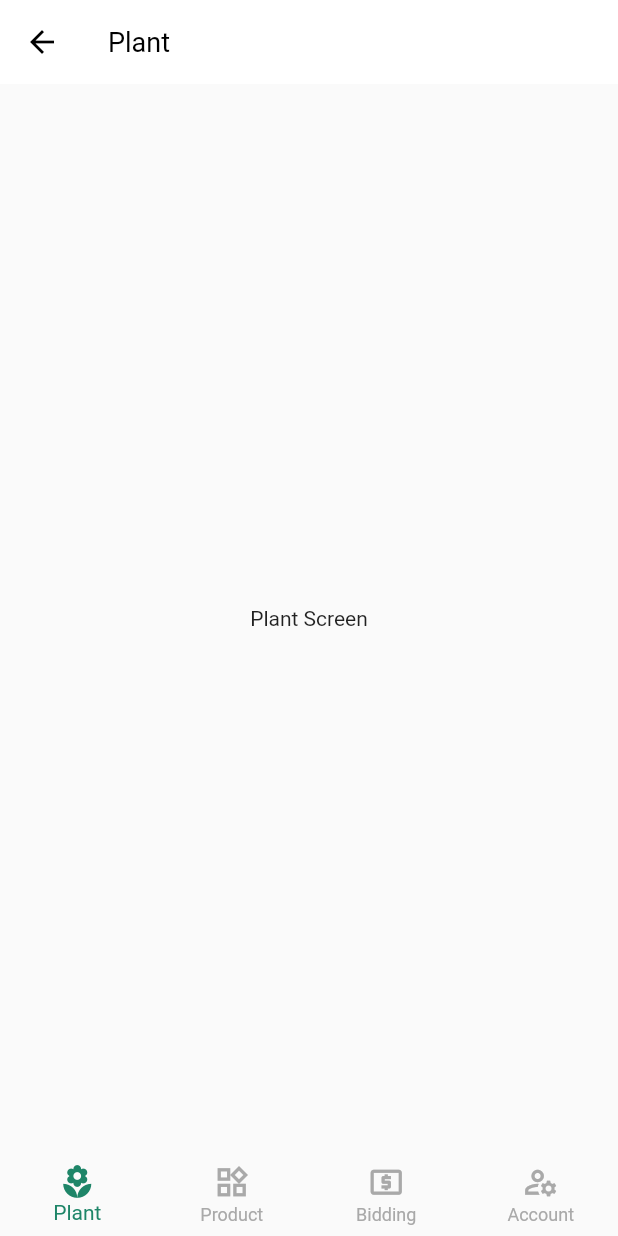
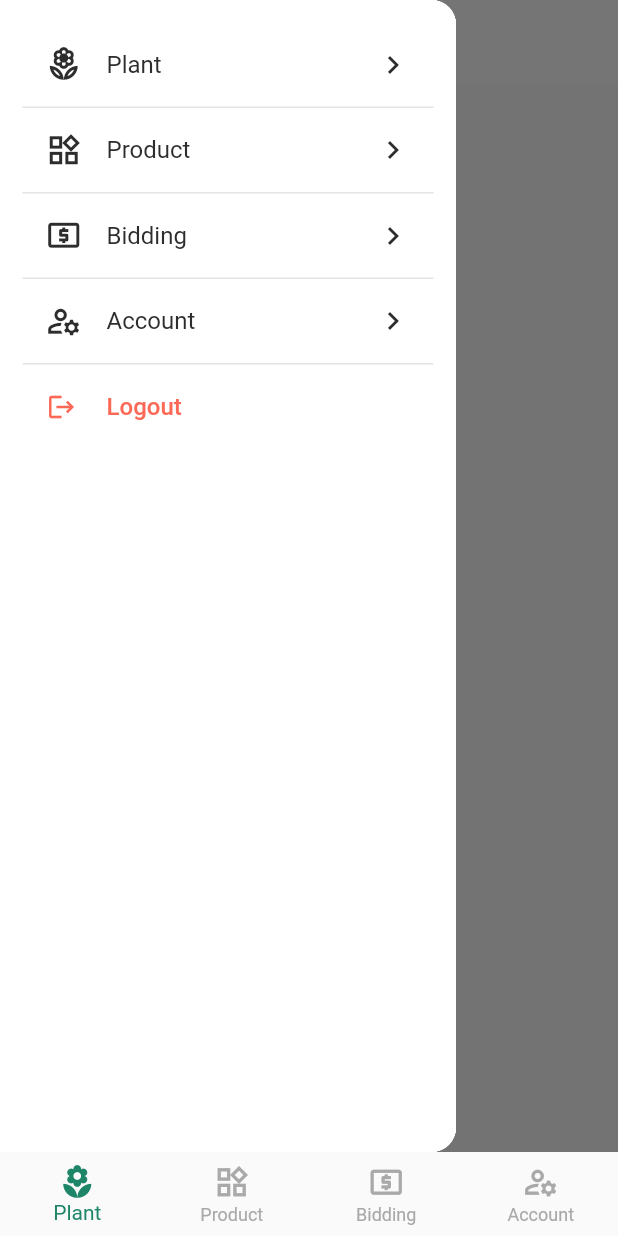
Before and after one commit to SimJiaYang/ng_app, a Flutter app: the DashboardScreen screen opened by its route, with the side drawer open (before the commit the screen has no drawer), on a phone screen of 412 x 824 dp. Run offline on Flutter 3.47's test engine with Material 2 defaults, Android fonts, the phone set to English and light mode, and no system bars; our stand-ins replace connectivity_plus, dio, fluro, flutter_dotenv, get_it, shared_preferences; accounts and stored records are empty.

Commit message:
Add drawer widget

```diff
--- a/lib/helper/route_helper.dart
+++ b/lib/helper/route_helper.dart
@@ -26,16 +26,23 @@ class RouterHelper {
           RegisterScreen());
 
   static Handler _dashboardHandler = Handler(
-      handlerFunc: (context, Map<String, dynamic> params) => DashboardScreen(
-          pageIndex: params[0] == 'Plant'
-              ? 0
-              : params[1] == 'Product'
-                  ? 1
-                  : params[2] == 'Bidding'
-                      ? 2
-                      : params[3] == 'Account'
-                          ? 3
-                          : 0));
+      handlerFunc: (context, Map<String, dynamic> params) =>
+          DashboardScreen(pageIndex: 0));
+
+  // Selected  Certain Dashboard Screen
+  static Handler _dashScreenBoardHandler =
+      Handler(handlerFunc: (context, Map<String, dynamic> params) {
+    return DashboardScreen(
+        pageIndex: params['page'][0] == 'Plant'
+            ? 0
+            : params['page'][0] == 'Product'
+                ? 1
+                : params['page'][0] == 'Bidding'
+                    ? 2
+                    : params['page'][0] == 'Account'
+                        ? 3
+                        : 0);
+  });
 
   static Handler _homeHandler = Handler(
     handlerFunc: (context, Map<String, dynamic> parameters) => HomeScreen(),
@@ -79,9 +86,9 @@ class RouterHelper {
         handler: _biddingHandler, transitionType: TransitionType.fadeIn);
     router.define(Routes.ACCOUNT_SCREEN,
         handler: _accountHandler, transitionType: TransitionType.fadeIn);
-    //   router.define(Routes.DASHBOARD_SCREEN,
-    //       handler: _dashScreenBoardHandler,
-    //       transitionType: TransitionType.fadeIn);
-    // }
+    // Selected Dashboard Screen
+    router.define(Routes.DASHBOARD_SCREEN,
+        handler: _dashScreenBoardHandler,
+        transitionType: TransitionType.fadeIn);
   }
 }
--- a/lib/util/color_resources.dart
+++ b/lib/util/color_resources.dart
@@ -29,4 +29,7 @@ class ColorResources {
   static const Color CARD_SHADOW_COLOR = Color(0xFFA7A7A7);
   static const Color COLOR_DANGER = Color(0xFFF29491);
   static const Color COLOR_SUCCESS = Color(0xFF2CC6A4);
+
+  // DEFINE COLOR
+  static const Color COLOR_PRIMARY = Color.fromARGB(255, 30, 133, 104);
 }
--- a/lib/util/routes.dart
+++ b/lib/util/routes.dart
@@ -9,8 +9,8 @@ class Routes {
 
   // Dashboard
   static const String DASHBOARD = '/';
-  // static const String DASHBOARD_SCREEN = '/main';
   static const String HOME_SCREEN = '/home';
+  static const String DASHBOARD_SCREEN = '/dashboard';
 
   // Plant
   static const String PLANT_SCREEN = '/plant';
@@ -36,6 +36,8 @@ class Routes {
   // Dashboard
   static String getHomeRoute() => HOME_SCREEN;
   static String getMainRoute() => DASHBOARD;
+  static String getDashboardRoute(String page) =>
+      '$DASHBOARD_SCREEN?page=$page';
 
   // Plant
   static String getPlantRoute() => PLANT_SCREEN;
--- /dev/null
+++ b/lib/view/base/drawer_widget.dart
@@ -0,0 +1,230 @@
+import 'package:flutter/material.dart';
+import 'package:nurserygardenapp/util/color_resources.dart';
+import 'package:nurserygardenapp/util/dimensions.dart';
+import 'package:nurserygardenapp/util/routes.dart';
+
+class DrawerWidget extends StatefulWidget {
+  const DrawerWidget({
+    Key? key,
+    required this.size,
+  }) : super(key: key);
+
+  final Size size;
+
+  @override
+  State<DrawerWidget> createState() => _DrawerWidgetState();
+}
+
+class _DrawerWidgetState extends State<DrawerWidget> {
+  void _handleRoute(String routeName) {
+    if (ModalRoute.of(context)?.settings.name == routeName) {
+      Navigator.pop(context);
+    } else {
+      Navigator.pushNamedAndRemoveUntil(
+        context,
+        routeName,
+        (route) => false,
+      );
+    }
+  }
+
+  @override
+  Widget build(BuildContext context) {
+    return Drawer(
+      child: SafeArea(
+        child: Container(
+          height: widget.size.height,
+          color: Colors.white,
+          padding: EdgeInsets.only(
+            left: 15,
+            right: 15,
+            top: 15,
+          ),
+          child: Column(
+            crossAxisAlignment: CrossAxisAlignment.start,
+            children: [
+              GestureDetector(
+                onTap: () {
+                  _handleRoute(Routes.getDashboardRoute("Plant"));
+                },
+                child: Container(
+                  decoration: BoxDecoration(
+                    border: Border(
+                      bottom: BorderSide(
+                        color:
+                            ColorResources.COLOR_GREY_CHATEAU.withOpacity(0.3),
+                        width: 1,
+                      ),
+                    ),
+                  ),
+                  child: ListTile(
+                    contentPadding: EdgeInsets.symmetric(
+                      horizontal: 15,
+                    ),
+                    leading: Icon(
+                      Icons.local_florist_outlined,
+                      size: 25,
+                      color: ColorResources.COLOR_BLACK,
+                    ),
+                    title: Text(
+                      "Plant",
+                      style: Theme.of(context).textTheme.displayLarge!.copyWith(
+                            fontSize: Dimensions.FONT_SIZE_LARGE,
+                            fontWeight: FontWeight.w400,
+                            color: ColorResources.COLOR_BLACK,
+                          ),
+                    ),
+                    trailing: Icon(
+                      Icons.chevron_right_outlined,
+                      color: ColorResources.COLOR_BLACK,
+                    ),
+                  ),
+                ),
+              ),
+              GestureDetector(
+                onTap: () {
+                  _handleRoute(Routes.getDashboardRoute("Product"));
+                },
+                child: Container(
+                  decoration: BoxDecoration(
+                    border: Border(
+                      bottom: BorderSide(
+                        color:
+                            ColorResources.COLOR_GREY_CHATEAU.withOpacity(0.3),
+                        width: 1,
+                      ),
+                    ),
+                  ),
+                  child: ListTile(
+                    contentPadding: EdgeInsets.symmetric(
+                      horizontal: 15,
+                    ),
+                    leading: Icon(
+                      Icons.widgets_outlined,
+                      size: 25,
+                      color: ColorResources.COLOR_BLACK,
+                    ),
+                    title: Text(
+                      "Product",
+                      style: Theme.of(context).textTheme.displayLarge!.copyWith(
+                            fontSize: Dimensions.FONT_SIZE_LARGE,
+                            fontWeight: FontWeight.w400,
+                            color: ColorResources.COLOR_BLACK,
+                          ),
+                    ),
+                    trailing: Icon(
+                      Icons.chevron_right_outlined,
+                      color: ColorResources.COLOR_BLACK,
+                    ),
+                  ),
+                ),
+              ),
+              GestureDetector(
+                onTap: () {
+                  _handleRoute(Routes.getDashboardRoute("Bidding"));
+                },
+                child: Container(
+                  decoration: BoxDecoration(
+                    border: Border(
+                      bottom: BorderSide(
+                        color:
+                            ColorResources.COLOR_GREY_CHATEAU.withOpacity(0.3),
+                        width: 1,
+                      ),
+                    ),
+                  ),
+                  child: ListTile(
+                    contentPadding: EdgeInsets.symmetric(
+                      horizontal: 15,
+                    ),
+                    leading: Icon(
+                      Icons.local_atm_outlined,
+                      size: 25,
+                      color: ColorResources.COLOR_BLACK,
+                    ),
+                    title: Text(
+                      "Bidding",
+                      style: Theme.of(context).textTheme.displayLarge!.copyWith(
+                            fontSize: Dimensions.FONT_SIZE_LARGE,
+                            fontWeight: FontWeight.w400,
+                            color: ColorResources.COLOR_BLACK,
+                          ),
+                    ),
+                    trailing: Icon(
+                      Icons.chevron_right_outlined,
+                      color: ColorResources.COLOR_BLACK,
+                    ),
+                  ),
+                ),
+              ),
+              GestureDetector(
+                onTap: () {
+                  _handleRoute(Routes.getDashboardRoute("Account"));
+                },
+                child: Container(
+                  decoration: BoxDecoration(
+                    border: Border(
+                      bottom: BorderSide(
+                        color:
+                            ColorResources.COLOR_GREY_CHATEAU.withOpacity(0.3),
+                        width: 1,
+                      ),
+                    ),
+                  ),
+                  child: ListTile(
+                    contentPadding: EdgeInsets.symmetric(
+                      horizontal: 15,
+                    ),
+                    leading: Icon(
+                      Icons.manage_accounts_outlined,
+                      size: 25,
+                      color: ColorResources.COLOR_BLACK,
+                    ),
+                    title: Text(
+                      "Account",
+                      style: Theme.of(context).textTheme.displayLarge!.copyWith(
+                          fontSize: Dimensions.FONT_SIZE_LARGE,
+                          fontWeight: FontWeight.w400,
+                          color: ColorResources.COLOR_BLACK),
+                    ),
+                    trailing: Icon(
+                      Icons.chevron_right_outlined,
+                      color: ColorResources.COLOR_BLACK,
+                    ),
+                  ),
+                ),
+              ),
+
+              // Expanded(
+              //   child: Container(),
+              // ),
+              GestureDetector(
+                onTap: () {},
+                child: Container(
+                  child: ListTile(
+                    contentPadding: EdgeInsets.symmetric(
+                      horizontal: 16,
+                    ),
+                    leading: Icon(
+                      Icons.logout,
+                      color: ColorResources.APPBAR_HEADER_COLOR,
+                      size: 20,
+                    ),
+                    title: Text(
+                      "Logout",
+                      style: Theme.of(context).textTheme.displayLarge!.copyWith(
+                            fontSize: 16,
+                            fontWeight: FontWeight.w500,
+                            color: ColorResources.APPBAR_HEADER_COLOR,
+                          ),
+                    ),
+                  ),
+                ),
+              ),
+            ],
+          ),
+        ),
+      ),
+    );
+  }
+}
--- a/lib/view/screen/account/account_screen.dart
+++ b/lib/view/screen/account/account_screen.dart
@@ -1,4 +1,5 @@
 import 'package:flutter/material.dart';
+import 'package:nurserygardenapp/view/base/drawer_widget.dart';
 
 class AccountScreen extends StatefulWidget {
   const AccountScreen({super.key});
@@ -18,6 +19,7 @@ class _AccountScreenState extends State<AccountScreen> {
 
   @override
   Widget build(BuildContext context) {
+    Size size = MediaQuery.of(context).size;
     return Scaffold(
       appBar: AppBar(
         title: Text(
@@ -28,6 +30,7 @@ class _AccountScreenState extends State<AccountScreen> {
           ),
         ),
       ),
+      drawer: DrawerWidget(size: size),
       body: Center(
         child: Text('Account Screen'),
       ),
--- a/lib/view/screen/bidding/bidding_screen.dart
+++ b/lib/view/screen/bidding/bidding_screen.dart
@@ -1,4 +1,5 @@
 import 'package:flutter/material.dart';
+import 'package:nurserygardenapp/view/base/drawer_widget.dart';
 
 class BiddingScreen extends StatefulWidget {
   const BiddingScreen({super.key});
@@ -18,6 +19,7 @@ class _BiddingScreenState extends State<BiddingScreen> {
 
   @override
   Widget build(BuildContext context) {
+    Size size = MediaQuery.of(context).size;
     return Scaffold(
       appBar: AppBar(
         title: Text(
@@ -28,6 +30,7 @@ class _BiddingScreenState extends State<BiddingScreen> {
           ),
         ),
       ),
+      drawer: DrawerWidget(size: size),
       body: Center(
         child: Text('Bidding Screen'),
       ),
--- a/lib/view/screen/dashboard/dashboard_screen.dart
+++ b/lib/view/screen/dashboard/dashboard_screen.dart
@@ -2,7 +2,6 @@ import 'package:flutter/material.dart';
 import 'package:nurserygardenapp/util/color_resources.dart';
 import 'package:nurserygardenapp/view/screen/account/account_screen.dart';
 import 'package:nurserygardenapp/view/screen/bidding/bidding_screen.dart';
-import 'package:nurserygardenapp/view/screen/home/home_screen.dart';
 import 'package:nurserygardenapp/view/screen/plant/plant_screen.dart';
 import 'package:nurserygardenapp/view/screen/product/product_screen.dart';
 
--- a/lib/view/screen/plant/plant_screen.dart
+++ b/lib/view/screen/plant/plant_screen.dart
@@ -1,4 +1,5 @@
 import 'package:flutter/material.dart';
+import 'package:nurserygardenapp/view/base/drawer_widget.dart';
 
 class PlantScreen extends StatefulWidget {
   const PlantScreen({super.key});
@@ -18,6 +19,7 @@ class _PlantScreenState extends State<PlantScreen> {
 
   @override
   Widget build(BuildContext context) {
+    Size size = MediaQuery.of(context).size;
     return Scaffold(
       appBar: AppBar(
         title: Text(
@@ -28,6 +30,7 @@ class _PlantScreenState extends State<PlantScreen> {
           ),
         ),
       ),
+      drawer: DrawerWidget(size: size),
       body: Center(
         child: Text('Plant Screen'),
       ),
--- a/lib/view/screen/product/product_screen.dart
+++ b/lib/view/screen/product/product_screen.dart
@@ -1,4 +1,5 @@
 import 'package:flutter/material.dart';
+import 'package:nurserygardenapp/view/base/drawer_widget.dart';
 
 class ProductScreen extends StatefulWidget {
   const ProductScreen({super.key});
@@ -18,6 +19,7 @@ class _ProductScreenState extends State<ProductScreen> {
 
   @override
   Widget build(BuildContext context) {
+    Size size = MediaQuery.of(context).size;
     return Scaffold(
       appBar: AppBar(
         title: Text(
@@ -28,6 +30,7 @@ class _ProductScreenState extends State<ProductScreen> {
           ),
         ),
       ),
+      drawer: DrawerWidget(size: size),
       body: Center(
         child: Text('Product Screen'),
       ),
```
